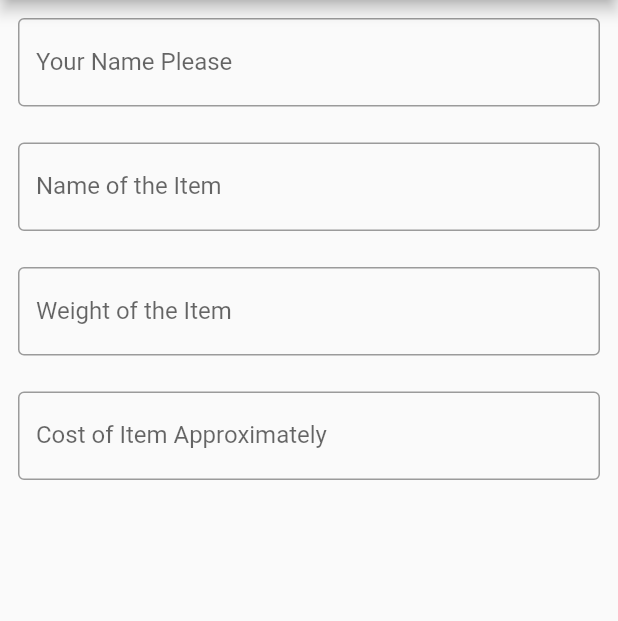
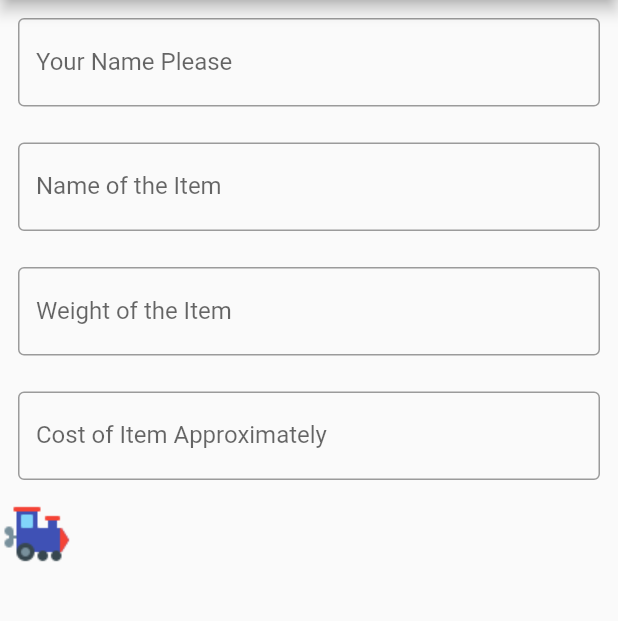
Before and after one commit to HEYKASHIF/in_syngo, a Flutter app: the toys screen opened directly, on a phone screen of 412 x 824 dp, the part 84-705 px from its top. Run offline on Flutter 3.47's test engine with Material 2 defaults, Android fonts, the phone set to English and light mode, and no system bars; our stand-ins replace animated_splash_screen; missing offline and left inert: dart:ffi, intro_screen_onboarding_flutter; project files that could hold a hidden picture were left out.

Commit message:
14-april commit30

```diff
--- a/lib/toys.dart
+++ b/lib/toys.dart
@@ -66,7 +66,14 @@ class toysState extends State<toys> {
                 labelText: 'Cost of Item Approximately',
               ),
             ),
-          )
+          ),
+          Row(
+            children: [
+              Container(
+                child: Image.asset('assets/icon/toy.png'),
+              ),
+            ],
+          ),
         ],
       ),
     );
```
